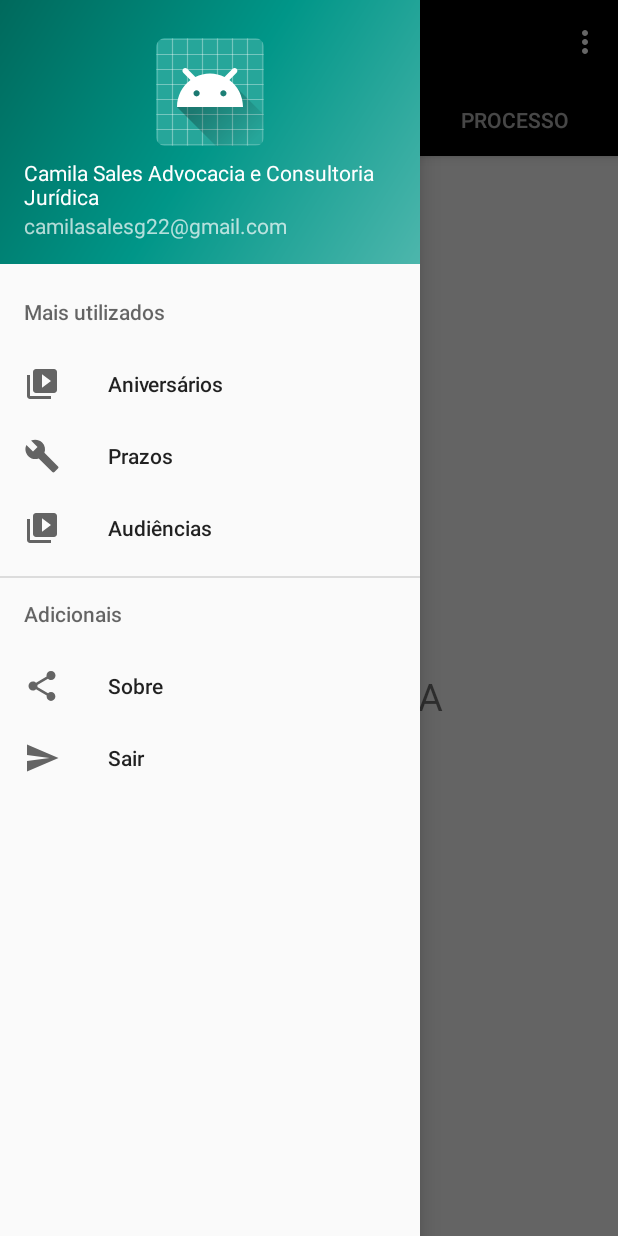
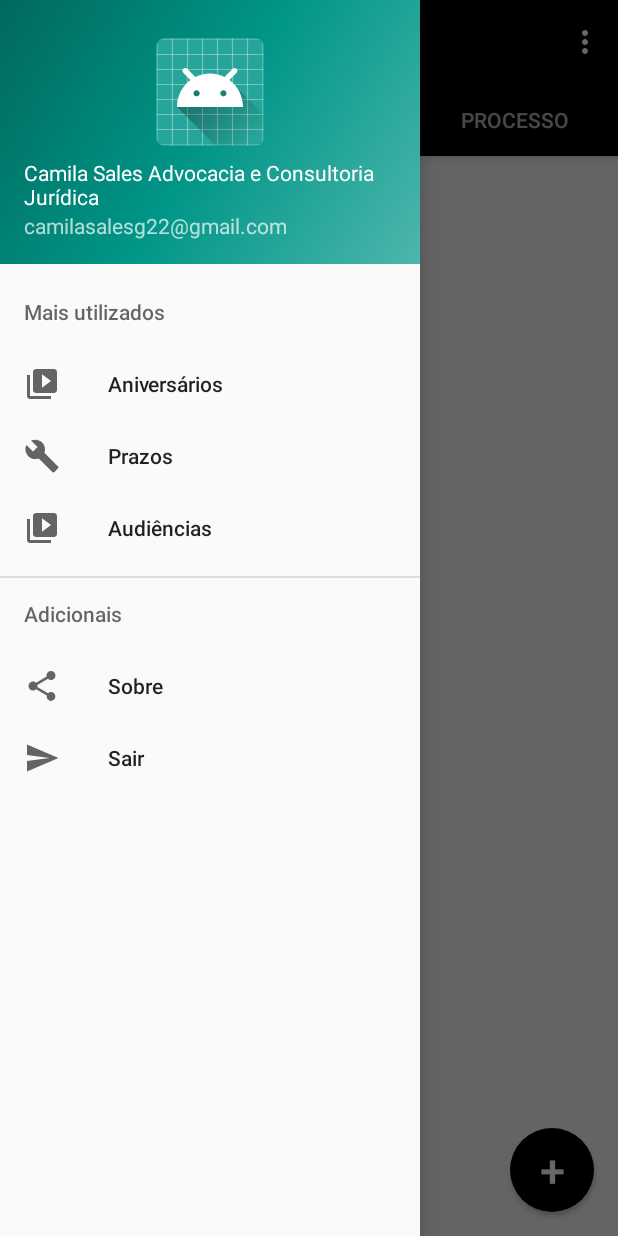
Before and after one commit to firminofl/CamilaSalesAdvocacia, an Android app: the screen it shows after launch (PrincipalActivity), with the side drawer open, on a phone screen of 412 x 824 dp. Run offline under Robolectric (Android 15) with nearby library versions, the phone set to English and light mode, and no system bars.

Commit message:
Fragment de cadastro de pessoa física concluído!

```diff
--- a/app/src/main/java/camilasales/camilasalesadvocacia/PrincipalActivity.java
+++ b/app/src/main/java/camilasales/camilasalesadvocacia/PrincipalActivity.java
@@ -1,12 +1,9 @@
 package camilasales.camilasalesadvocacia;
 
 import android.os.Bundle;
-import android.support.design.widget.FloatingActionButton;
-import android.support.design.widget.Snackbar;
 import android.support.design.widget.TabLayout;
 import android.support.v4.view.ViewPager;
 import android.util.Log;
-import android.view.View;
 import android.support.design.widget.NavigationView;
 import android.support.v4.view.GravityCompat;
 import android.support.v4.widget.DrawerLayout;
@@ -16,9 +13,9 @@ import android.support.v7.widget.Toolbar;
 import android.view.Menu;
 import android.view.MenuItem;
 
-import camilasales.camilasalesadvocacia.fragments.FisicaFragment;
-import camilasales.camilasalesadvocacia.fragments.JuridicaFragment;
-import camilasales.camilasalesadvocacia.fragments.ProcessoFragment;
+import camilasales.camilasalesadvocacia.fragments.FisicaHomeFragment;
+import camilasales.camilasalesadvocacia.fragments.JuridicaHomeFragment;
+import camilasales.camilasalesadvocacia.fragments.ProcessoHomeFragment;
 
 public class PrincipalActivity extends AppCompatActivity
         implements NavigationView.OnNavigationItemSelectedListener {
@@ -55,9 +52,9 @@ public class PrincipalActivity extends AppCompatActivity
 
     private void setupViewPager(ViewPager mViewPager){
         TabsPager tabsPager = new TabsPager(getSupportFragmentManager());
-        tabsPager.addFragment(new FisicaFragment(),"Física");
-        tabsPager.addFragment(new JuridicaFragment(),"Jurídica");
-        tabsPager.addFragment(new ProcessoFragment(),"Processo");
+        tabsPager.addFragment(new FisicaHomeFragment(),"Física");
+        tabsPager.addFragment(new JuridicaHomeFragment(),"Jurídica");
+        tabsPager.addFragment(new ProcessoHomeFragment(),"Processo");
         mViewPager.setAdapter(tabsPager);
     }
 
--- a/app/src/main/java/camilasales/camilasalesadvocacia/TabsPager.java
+++ b/app/src/main/java/camilasales/camilasalesadvocacia/TabsPager.java
@@ -6,10 +6,6 @@ import android.support.v4.app.FragmentPagerAdapter;
 
 import java.util.ArrayList;
 import java.util.List;
-
-import camilasales.camilasalesadvocacia.fragments.FisicaFragment;
-import camilasales.camilasalesadvocacia.fragments.JuridicaFragment;
-import camilasales.camilasalesadvocacia.fragments.ProcessoFragment;
 
 /**
  * Created by Filipe Firmino on 21/01/2018.
--- a/app/src/main/java/camilasales/camilasalesadvocacia/fragments/JuridicaFragment.java
+++ b/app/src/main/java/camilasales/camilasalesadvocacia/fragments/CadastroEditarFisicaFragment.java
@@ -12,10 +12,10 @@ import camilasales.camilasalesadvocacia.R;
 /**
  * A simple {@link Fragment} subclass.
  */
-public class JuridicaFragment extends Fragment {
+public class CadastroEditarFisicaFragment extends Fragment {
 
 
-    public JuridicaFragment() {
+    public CadastroEditarFisicaFragment() {
         // Required empty public constructor
     }
 
@@ -24,7 +24,7 @@ public class JuridicaFragment extends Fragment {
     public View onCreateView(LayoutInflater inflater, ViewGroup container,
                              Bundle savedInstanceState) {
         // Inflate the layout for this fragment
-        return inflater.inflate(R.layout.fragment_juridica, container, false);
+        return inflater.inflate(R.layout.fragment_cadastro_editar_fisica, container, false);
     }
 
 }
--- /dev/null
+++ b/app/src/main/java/camilasales/camilasalesadvocacia/fragments/FisicaHomeFragment.java
@@ -0,0 +1,50 @@
+package camilasales.camilasalesadvocacia.fragments;
+
+
+import android.content.Intent;
+import android.os.Bundle;
+import android.support.v4.app.Fragment;
+import android.view.LayoutInflater;
+import android.view.View;
+import android.view.ViewGroup;
+import android.widget.Button;
+
+import camilasales.camilasalesadvocacia.CadastroEditarActivity;
+import camilasales.camilasalesadvocacia.R;
+
+/**
+ * A simple {@link Fragment} subclass.
+ */
+public class FisicaHomeFragment extends Fragment {
+
+
+    private Button botaoCadastrar;
+
+    public FisicaHomeFragment() {
+        // Required empty public constructor
+    }
+
+
+    @Override
+    public View onCreateView(LayoutInflater inflater, ViewGroup container,
+                             Bundle savedInstanceState) {
+        // Inflate the layout for this fragment
+        View view = inflater.inflate(R.layout.fragment_fisica, container, false);
+        botaoCadastrar = (Button) view.findViewById(R.id.btnAddFisica);
+
+        botaoCadastrar.setOnClickListener(new View.OnClickListener() {
+            @Override
+            public void onClick(View view) {
+                Intent abrirCadastroActivity = new Intent(getContext(), CadastroEditarActivity.class);
+                startActivity(abrirCadastroActivity);
+                try {
+                    finalize();
+                } catch (Throwable throwable) {
+                    throwable.printStackTrace();
+                }
+            }
+        });
+        return view;
+    }
+
+}
--- a/app/src/main/java/camilasales/camilasalesadvocacia/fragments/FisicaFragment.java
+++ b/app/src/main/java/camilasales/camilasalesadvocacia/fragments/JuridicaHomeFragment.java
@@ -12,10 +12,10 @@ import camilasales.camilasalesadvocacia.R;
 /**
  * A simple {@link Fragment} subclass.
  */
-public class FisicaFragment extends Fragment {
+public class JuridicaHomeFragment extends Fragment {
 
 
-    public FisicaFragment() {
+    public JuridicaHomeFragment() {
         // Required empty public constructor
     }
 
@@ -24,7 +24,7 @@ public class FisicaFragment extends Fragment {
     public View onCreateView(LayoutInflater inflater, ViewGroup container,
                              Bundle savedInstanceState) {
         // Inflate the layout for this fragment
-        return inflater.inflate(R.layout.fragment_fisica, container, false);
+        return inflater.inflate(R.layout.fragment_juridica, container, false);
     }
 
 }
--- a/app/src/main/java/camilasales/camilasalesadvocacia/fragments/ProcessoFragment.java
+++ b/app/src/main/java/camilasales/camilasalesadvocacia/fragments/ProcessoHomeFragment.java
@@ -12,10 +12,10 @@ import camilasales.camilasalesadvocacia.R;
 /**
  * A simple {@link Fragment} subclass.
  */
-public class ProcessoFragment extends Fragment {
+public class ProcessoHomeFragment extends Fragment {
 
 
-    public ProcessoFragment() {
+    public ProcessoHomeFragment() {
         // Required empty public constructor
     }
 
--- /dev/null
+++ b/app/src/main/res/drawable/customborder.xml
@@ -0,0 +1,5 @@
+<?xml version="1.0" encoding="UTF-8"?>
+<shape xmlns:android="http://schemas.android.com/apk/res/android" android:shape="rectangle">
+    <corners android:radius="16dp"/>
+    <solid android:color="#e9e6e6"/>
+</shape>
--- /dev/null
+++ b/app/src/main/res/drawable/fundo_botao.xml
@@ -0,0 +1,8 @@
+<?xml version="1.0" encoding="utf-8"?>
+<shape
+    xmlns:android="http://schemas.android.com/apk/res/android"
+    android:shape="oval">
+    <solid
+        android:color="#000000">
+    </solid>
+</shape>
--- a/app/src/main/res/layout/fragment_fisica.xml
+++ b/app/src/main/res/layout/fragment_fisica.xml
@@ -1,15 +1,28 @@
-<FrameLayout xmlns:android="http://schemas.android.com/apk/res/android"
+<RelativeLayout
+    xmlns:android="http://schemas.android.com/apk/res/android"
     xmlns:tools="http://schemas.android.com/tools"
     android:layout_width="match_parent"
     android:layout_height="match_parent"
-    tools:context="camilasales.camilasalesadvocacia.fragments.FisicaFragment">
+    tools:context="camilasales.camilasalesadvocacia.fragments.FisicaHomeFragment">
 
-    <!-- TODO: Update blank fragment layout -->
-    <TextView
+
+    <ListView
+        android:id="@+id/listPessoaFisica"
         android:layout_width="match_parent"
-        android:layout_height="match_parent"
-        android:text="PESSOA FISICA"
-        android:gravity="center"
-        android:textSize="25sp"/>
+        android:layout_height="match_parent">
+    </ListView>
 
-</FrameLayout>
+    <Button
+        android:id="@+id/btnAddFisica"
+        android:layout_width="56dp"
+        android:layout_height="56dp"
+        android:text="+"
+        android:textSize="30sp"
+        android:layout_alignParentBottom="true"
+        android:layout_alignParentRight="true"
+        android:layout_marginBottom="16dp"
+        android:layout_marginRight="16dp"
+        android:background="@drawable/fundo_botao"
+        android:textColor="#ffffff"/>
+
+</RelativeLayout>
```
Also changed, not shown: app/src/main/AndroidManifest.xml (+2 -7 lines), app/src/main/java/camilasales/camilasalesadvocacia/CadastroEditarActivity.java (added, +22 -0 lines), app/src/main/res/layout/activity_cadastro_editar.xml (added, +11 -0 lines), app/src/main/res/layout/fragment_cadastro_editar_fisica.xml (added, +174 -0 lines), app/src/main/res/layout/fragment_juridica.xml (+22 -9 lines), app/src/main/res/layout/fragment_processo.xml (+21 -9 lines), app/src/main/res/values/strings.xml (+32 -0 lines).
